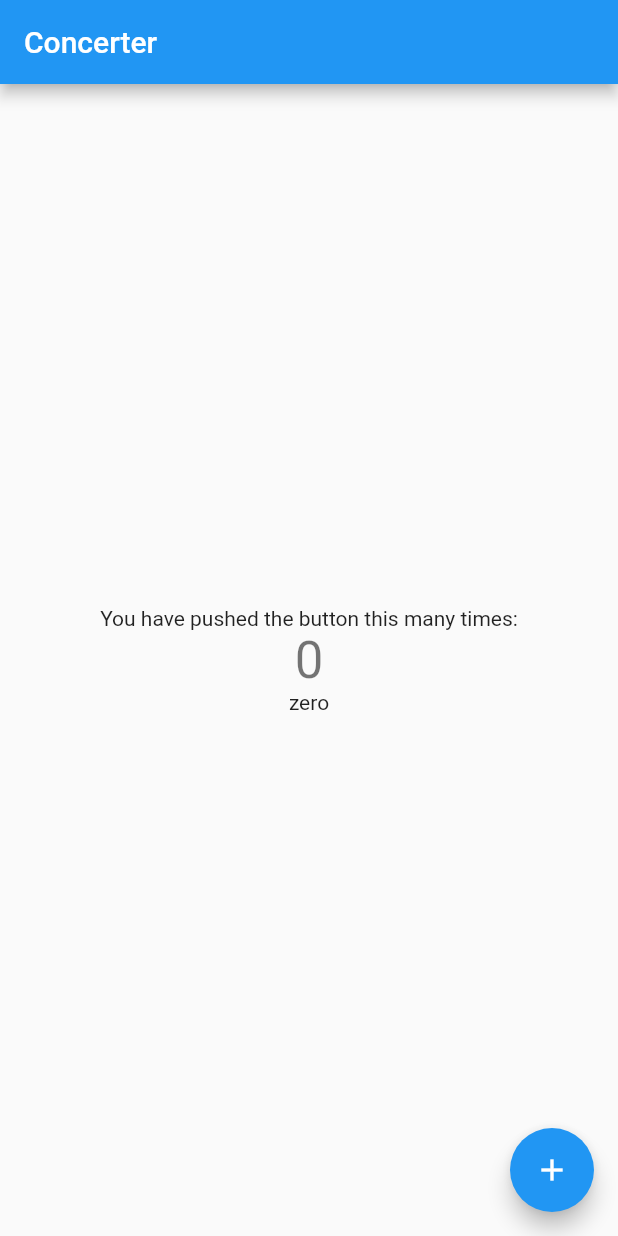
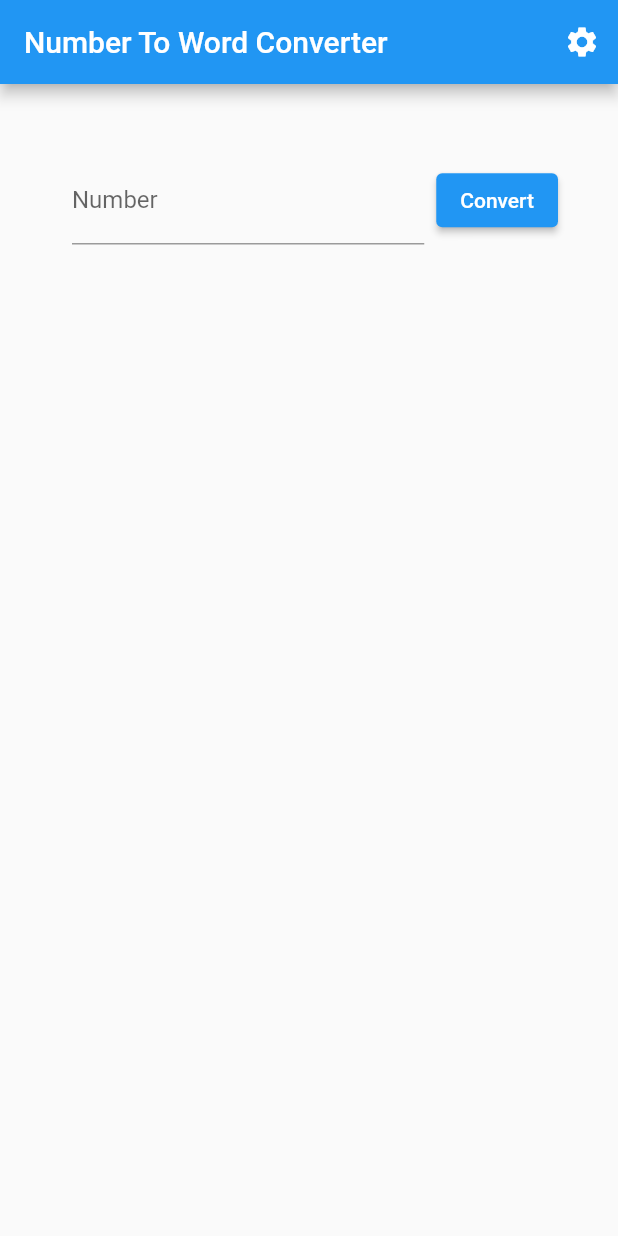
Before and after one commit to mszakacz/flutter-number-to-word, a Flutter app: the screen it shows after launch, on a phone screen of 412 x 824 dp. Run offline on Flutter 3.47's test engine with Material 2 defaults, Android fonts, the phone set to English and light mode, and no system bars; our stand-ins replace bloc, equatable, flutter_bloc.

Commit message:
Converter main page, cubit logic

```diff
--- a/lib/app.dart
+++ b/lib/app.dart
@@ -1,15 +1,20 @@
 import 'package:flutter/material.dart';
 import 'package:flutter_bloc/flutter_bloc.dart';
-import 'package:flutter_number_to_word/logic/bloc/converter_bloc.dart';
+import 'package:flutter_number_to_word/logic/cubit/converter_cubit.dart';
 import 'package:flutter_number_to_word/presentation/router/app_router.dart';
 
-class App extends StatelessWidget {
+class App extends StatefulWidget {
+  @override
+  State<App> createState() => _AppState();
+}
+
+class _AppState extends State<App> {
   final AppRouter _appRouter = AppRouter();
 
   @override
   Widget build(BuildContext context) {
-    return BlocProvider<ConverterBloc>(
-      create: (context) => ConverterBloc(),
+    return BlocProvider<ConverterCubit>(
+      create: (context) => ConverterCubit(),
       child: MaterialApp(
         title: 'Flutter Demo',
         theme: ThemeData(
--- a/lib/logic/bloc/converter_bloc.dart
+++ /dev/null
@@ -1,13 +0,0 @@
-import 'package:bloc/bloc.dart';
-import 'package:equatable/equatable.dart';
-
-part 'converter_event.dart';
-part 'converter_state.dart';
-
-class ConverterBloc extends Bloc<ConverterEvent, ConverterState> {
-  ConverterBloc() : super(ConverterInitial()) {
-    on<ConverterEvent>((event, emit) {
-      // TODO: implement event handler
-    });
-  }
-}
--- a/lib/logic/bloc/converter_event.dart
+++ /dev/null
@@ -1,8 +0,0 @@
-part of 'converter_bloc.dart';
-
-abstract class ConverterEvent extends Equatable {
-  const ConverterEvent();
-
-  @override
-  List<Object> get props => [];
-}
--- a/lib/logic/bloc/converter_state.dart
+++ /dev/null
@@ -1,10 +0,0 @@
-part of 'converter_bloc.dart';
-
-abstract class ConverterState extends Equatable {
-  const ConverterState();
-
-  @override
-  List<Object> get props => [];
-}
-
-class ConverterInitial extends ConverterState {}
--- a/lib/logic/converter.dart
+++ b/lib/logic/converter.dart
@@ -21,11 +21,11 @@ String convertXXX(int value) {
   if (hundreds > 0) {
     str = to19[hundreds] + ' hundred';
     if (rest > 0) {
-      str = str + " ";
+      str = str + " and ";
     }
   }
   if (rest > 0) {
-    str = str + 'and ' + convertXX(rest);
+    str = str + convertXX(rest);
   }
   return str;
 }
--- /dev/null
+++ b/lib/logic/cubit/converter_cubit.dart
@@ -0,0 +1,25 @@
+import 'package:bloc/bloc.dart';
+import 'package:equatable/equatable.dart';
+import 'package:flutter/material.dart';
+import 'dart:convert';
+import 'package:flutter_number_to_word/logic/converter.dart';
+
+part 'converter_state.dart';
+
+class ConverterCubit extends Cubit<ConverterState> {
+  ConverterCubit() : super(ConverterState(outputStringNumber: ' '));
+
+  void convert(String? inputString) => emit(ConverterState(
+      outputStringNumber: toWord(int.parse(inputString.toString()))));
+
+  // void convert(String? inputString) {
+  //   int value = int.parse(inputString.toString());
+  //   String outputString = toWord(value);
+
+  //   emit(ConverterState(
+  //       inputStringNumber: inputString,
+  //       value: value,
+  //       outputStringNumber: outputString));
+  //   print('input: $inputString, state: ${state.value.toString()}');
+  // }
+}
--- /dev/null
+++ b/lib/logic/cubit/converter_state.dart
@@ -0,0 +1,10 @@
+part of 'converter_cubit.dart';
+
+class ConverterState extends Equatable {
+  String? outputStringNumber;
+
+  ConverterState({this.outputStringNumber});
+
+  @override
+  List<Object?> get props => [outputStringNumber];
+}
--- a/lib/presentation/router/app_router.dart
+++ b/lib/presentation/router/app_router.dart
@@ -8,7 +8,7 @@ class AppRouter {
       case '/':
         return MaterialPageRoute(
             builder: (_) => ConverterScreen(
-                  title: "Concerter",
+                  title: "Number To Word Converter",
                 ));
       case '/settings':
         return MaterialPageRoute(
--- a/lib/presentation/screens/converter_screen.dart
+++ b/lib/presentation/screens/converter_screen.dart
@@ -1,8 +1,7 @@
 import 'package:flutter/material.dart';
 import 'package:flutter_bloc/flutter_bloc.dart';
-import 'package:flutter_number_to_word/logic/bloc/converter_bloc.dart';
-
 import 'package:flutter_number_to_word/logic/converter.dart';
+import 'package:flutter_number_to_word/logic/cubit/converter_cubit.dart';
 
 class ConverterScreen extends StatefulWidget {
   const ConverterScreen({Key? key, required this.title}) : super(key: key);
@@ -14,12 +13,14 @@ class ConverterScreen extends StatefulWidget {
 }
 
 class _ConverterScreenState extends State<ConverterScreen> {
-  int _counter = 0;
+  final TextEditingController _textController = TextEditingController();
 
-  void _incrementCounter() {
-    setState(() {
-      _counter++;
-    });
+  String get _text => _textController.text;
+
+  @override
+  void dispose() {
+    _textController.dispose();
+    super.dispose();
   }
 
   @override
@@ -27,26 +28,66 @@ class _ConverterScreenState extends State<ConverterScreen> {
     return Scaffold(
       appBar: AppBar(
         title: Text(widget.title),
+        actions: <Widget>[
+          IconButton(
+            icon: Icon(
+              Icons.settings,
+              color: Colors.white,
+            ),
+            onPressed: () {
+              Navigator.of(context).pushNamed('/settings');
+            },
+          )
+        ],
       ),
       body: Center(
         child: Column(
-          mainAxisAlignment: MainAxisAlignment.center,
+          mainAxisAlignment: MainAxisAlignment.start,
           children: <Widget>[
-            const Text(
-              'You have pushed the button this many times:',
+            Padding(
+              padding: const EdgeInsets.all(40.0),
+              child: Row(
+                children: [
+                  Expanded(
+                    child: Padding(
+                      padding: const EdgeInsets.all(8.0),
+                      child: TextField(
+                        controller: _textController,
+                        decoration: const InputDecoration(
+                          labelText: 'Number',
+                          hintText: '1234',
+                        ),
+                      ),
+                    ),
+                  ),
+                  ElevatedButton(
+                    key: const Key('converterScreen_go_iconButton'),
+                    onPressed: () => {
+                      print(_text),
+                      BlocProvider.of<ConverterCubit>(context).convert(_text),
+                    },
+                    child: Text('Convert'),
+                  )
+                ],
+              ),
             ),
-            Text(
-              '$_counter',
-              style: Theme.of(context).textTheme.headline4,
+            SizedBox(height: 50),
+            BlocBuilder<ConverterCubit, ConverterState>(
+              builder: (context, state) {
+                return Padding(
+                  padding: const EdgeInsets.all(30.0),
+                  child: Text(
+                    '${state.outputStringNumber}',
+                    style: TextStyle(
+                      fontSize: 16,
+                      color: Colors.grey[900],
+                    ),
+                  ),
+                );
+              },
             ),
-            Text(toWord(_counter)),
           ],
         ),
-      ),
-      floatingActionButton: FloatingActionButton(
-        onPressed: _incrementCounter,
-        tooltip: 'Increment',
-        child: const Icon(Icons.add),
       ),
     );
   }
--- a/lib/presentation/screens/settings_screen.dart
+++ b/lib/presentation/screens/settings_screen.dart
@@ -1,6 +1,6 @@
 import 'package:flutter/material.dart';
 import 'package:flutter_bloc/flutter_bloc.dart';
-import 'package:flutter_number_to_word/logic/bloc/converter_bloc.dart';
+import 'package:flutter_number_to_word/logic/cubit/converter_cubit.dart';
 
 class SettingsScreen extends StatefulWidget {
   SettingsScreen({Key? key, required this.title}) : super(key: key);
```
